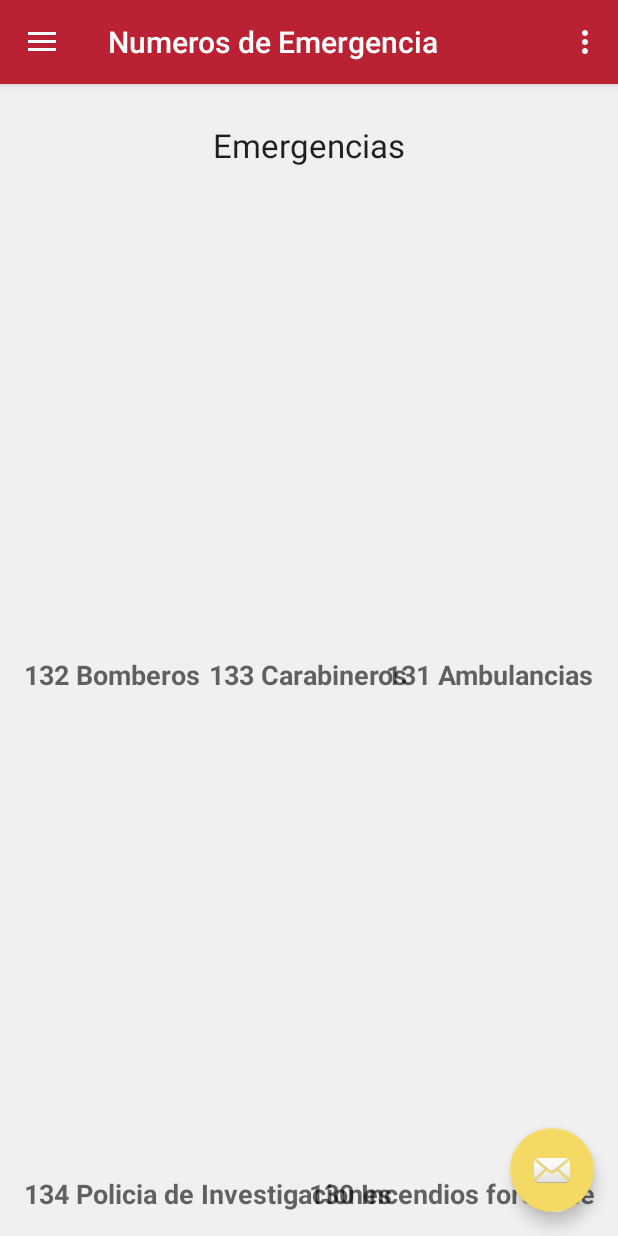
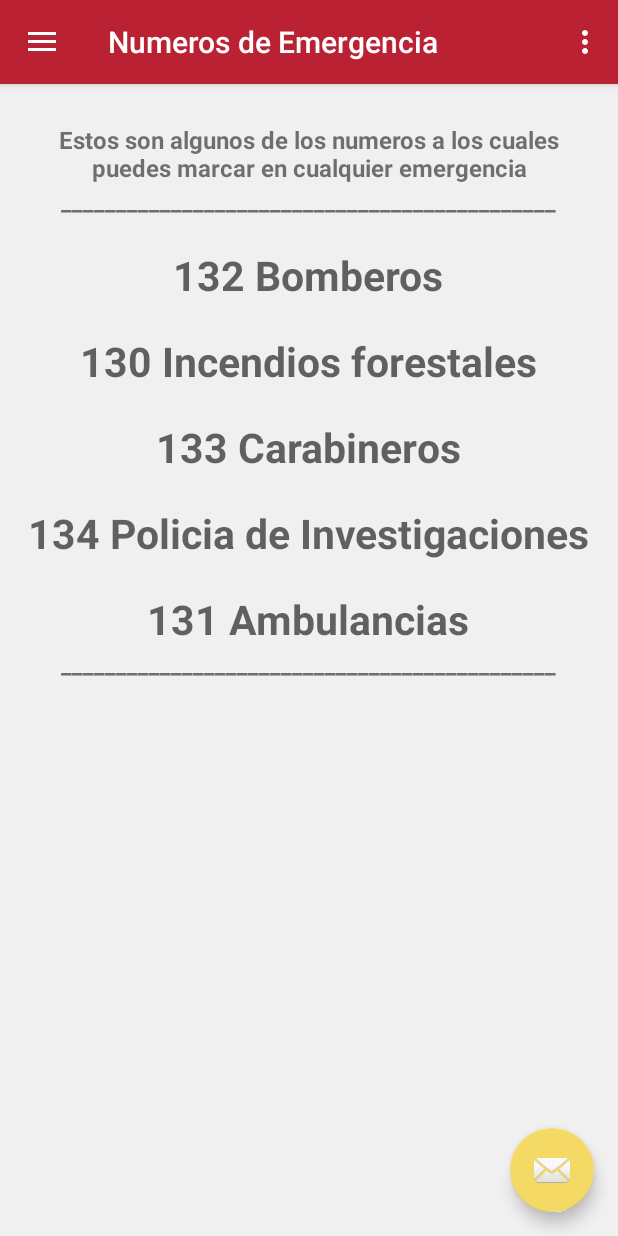
Before and after one commit to fergbrambila/AlertaMovilApp, an Android app: the screen it shows after launch (MainActivity), in the side drawer, after a tap on "Numeros De Emergencia", on a phone screen of 412 x 824 dp. Run offline under Robolectric (Android 15) with nearby library versions, the phone set to English and light mode, and no system bars.

Commit message:
agregar imagenes a ayuda, cambiar layout de emergencias, y preguntar antes de cerrar la app

```diff
--- a/app/src/main/java/com/example/moviles/alertamovilapp/AyudaFragment.java
+++ b/app/src/main/java/com/example/moviles/alertamovilapp/AyudaFragment.java
@@ -6,6 +6,7 @@ import android.support.annotation.Nullable;
 import android.view.LayoutInflater;
 import android.view.View;
 import android.view.ViewGroup;
+import android.widget.ImageView;
 
 public class AyudaFragment extends Fragment {
     @Nullable
@@ -13,6 +14,8 @@ public class AyudaFragment extends Fragment {
     public View onCreateView(LayoutInflater inflater, ViewGroup container, Bundle savedInstanceState) {
         View rootView = inflater.inflate(R.layout.fragment_ayuda,container,false);//false is dont want to attatch to root
         ((MainActivity) getActivity()).setActionBarTitle("Ayuda");
+        ImageView myImage = (ImageView) rootView.findViewById(R.id.ivpanico);
+
         return rootView;
     }
 }
--- a/app/src/main/res/layout/fragment_emergencias.xml
+++ b/app/src/main/res/layout/fragment_emergencias.xml
@@ -2,6 +2,42 @@
     xmlns:tools="http://schemas.android.com/tools" android:layout_width="match_parent"
     android:layout_height="match_parent"
     tools:context="com.example.moviles.alertamovilapp.EmergenciasFragment">
+
+    <ScrollView
+        android:layout_width="match_parent"
+        android:layout_height="wrap_content"
+        android:id="@+id/scrollView" >
+
+        <LinearLayout
+            android:orientation="vertical"
+            android:layout_width="match_parent"
+            android:layout_height="match_parent"
+            android:layout_gravity="center_horizontal">
+
+            <TextView
+                android:layout_width="match_parent"
+                android:layout_height="wrap_content"
+                android:text="Estos son algunos de los numeros a los cuales puedes marcar en cualquier emergencia"
+                android:id="@+id/textView8"
+                android:textStyle="bold"
+                android:textSize="16dp"
+                android:layout_gravity="center"
+                android:layout_marginLeft="5dp"
+                android:layout_marginTop="10dp"
+                android:layout_marginRight="5dp"
+                android:textAlignment="center" />
+
+            <TextView
+                android:layout_width="wrap_content"
+                android:layout_height="wrap_content"
+                android:text="_____________________________________________"
+                android:id="@+id/textView10"
+                android:textStyle="bold"
+                android:textSize="16dp"
+                android:layout_gravity="center"
+                android:layout_marginLeft="5dp"
+                android:layout_marginTop="0dp"
+                android:layout_marginRight="5dp" />
 
             <TextView
                 android:layout_width="wrap_content"
@@ -10,8 +46,11 @@
                 android:text="132 Bomberos"
                 android:id="@+id/Tv_Bomberos"
                 android:textStyle="bold"
-        android:layout_gravity="left|center_vertical"
-        android:layout_marginTop="10dp" />
+                android:layout_gravity="center_horizontal"
+                android:layout_weight="0"
+                android:contextClickable="false"
+                android:textSize="27dp"
+                android:layout_marginTop="20dp" />
 
             <TextView
                 android:layout_width="wrap_content"
@@ -20,18 +59,9 @@
                 android:text="130 Incendios forestales"
                 android:id="@+id/Tv_Incendio"
                 android:textStyle="bold"
-        android:layout_marginLeft="100dp"
-        android:layout_marginTop="50dp"
-        android:layout_gravity="center_horizontal|bottom" />
-
-    <TextView
-        android:layout_width="wrap_content"
-        android:layout_height="wrap_content"
-        android:textAppearance="?android:attr/textAppearanceLarge"
-        android:text="Emergencias"
-        android:id="@+id/textView8"
-        android:layout_gravity="center_horizontal|top"
-        android:layout_marginTop="10dp" />
+                android:layout_gravity="center_horizontal"
+                android:layout_marginTop="20dp"
+                android:textSize="27dp" />
 
             <TextView
                 android:layout_width="wrap_content"
@@ -40,8 +70,9 @@
                 android:text="133 Carabineros"
                 android:id="@+id/Tv_Carabineros"
                 android:textStyle="bold"
-        android:layout_gravity="center"
-        android:layout_marginTop="10dp" />
+                android:layout_gravity="center_horizontal"
+                android:layout_marginTop="20dp"
+                android:textSize="27dp" />
 
             <TextView
                 android:layout_width="wrap_content"
@@ -50,8 +81,9 @@
                 android:text="134 Policia de Investigaciones"
                 android:id="@+id/Tv_Pdi"
                 android:textStyle="bold"
-        android:layout_gravity="left|bottom"
-        android:layout_marginTop="10dp" />
+                android:layout_gravity="center_horizontal"
+                android:layout_marginTop="20dp"
+                android:textSize="27dp" />
 
             <TextView
                 android:layout_width="wrap_content"
@@ -60,9 +92,23 @@
                 android:text="131 Ambulancias"
                 android:id="@+id/Tv_Ambulancias"
                 android:textStyle="bold"
-        android:layout_marginLeft="120dp"
-        android:layout_marginTop="10dp"
-        android:layout_gravity="right|center_vertical" />
+                android:layout_gravity="center_horizontal"
+                android:layout_marginTop="20dp"
+                android:textSize="27dp" />
+
+            <TextView
+                android:layout_width="wrap_content"
+                android:layout_height="wrap_content"
+                android:text="_____________________________________________"
+                android:id="@+id/textView11"
+                android:textStyle="bold"
+                android:textSize="16dp"
+                android:layout_gravity="center"
+                android:layout_marginLeft="5dp"
+                android:layout_marginTop="0dp"
+                android:layout_marginRight="5dp" />
+        </LinearLayout>
+    </ScrollView>
 
 
 </FrameLayout>
--- a/app/src/main/res/values/strings.xml
+++ b/app/src/main/res/values/strings.xml
@@ -31,6 +31,6 @@
     <string name="registro_contrasena_hint">Contraseña</string>
     <string name="registro_confirmar_contrasena_hint">Confirmar contraseña</string>
     <string name="registro_numero_celular_hint">Número Celular</string>
-    <string name="registro_fecha_de_nacimiento_hint">Fecha de Nacimiento</string>
+    <string name="registro_fecha_de_nacimiento_hint">Fecha de Nacimiento (dd/mm/aa)</string>
     <string name="registro_ciudad_hint">Ciudad</string>
 </resources>
```
Also changed, not shown: app/src/main/java/com/example/moviles/alertamovilapp/MainActivity.java (+17 -1 lines), app/src/main/res/layout/activity_register.xml (+5 -3 lines), app/src/main/res/layout/fragment_ayuda.xml (+58 -25 lines), app/src/main/res/layout/fragment_donar.xml (+0 -9 lines), app/src/main/res/drawable/panico.png (added), app/src/main/res/drawable/reporte.png (added). Lines whose indentation alone changed are shown as unchanged.
